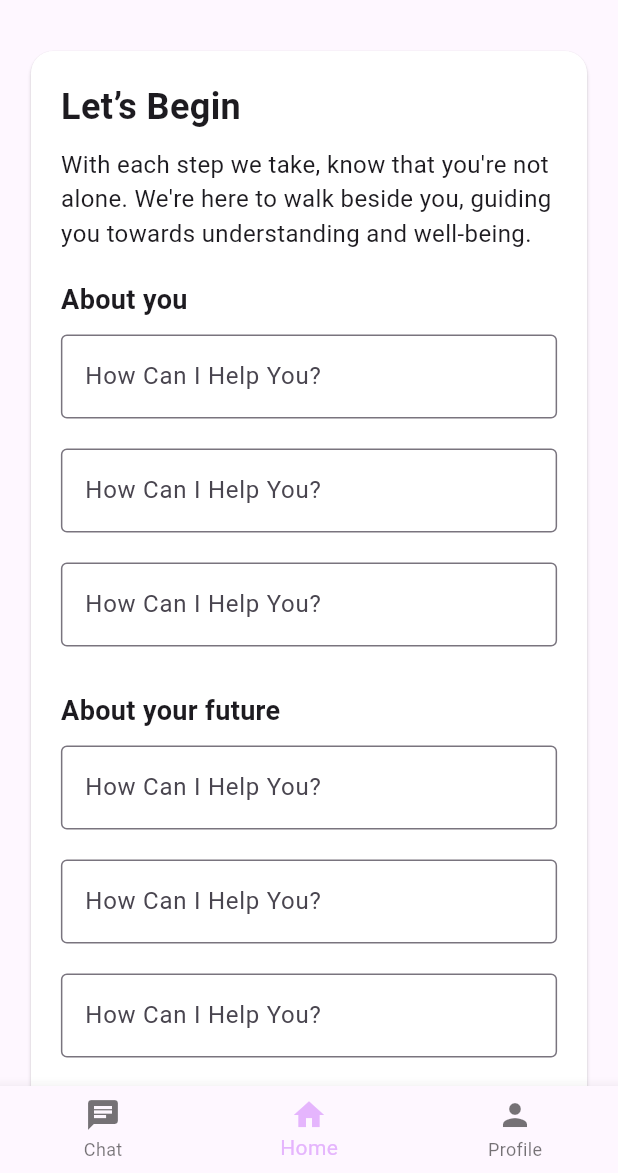
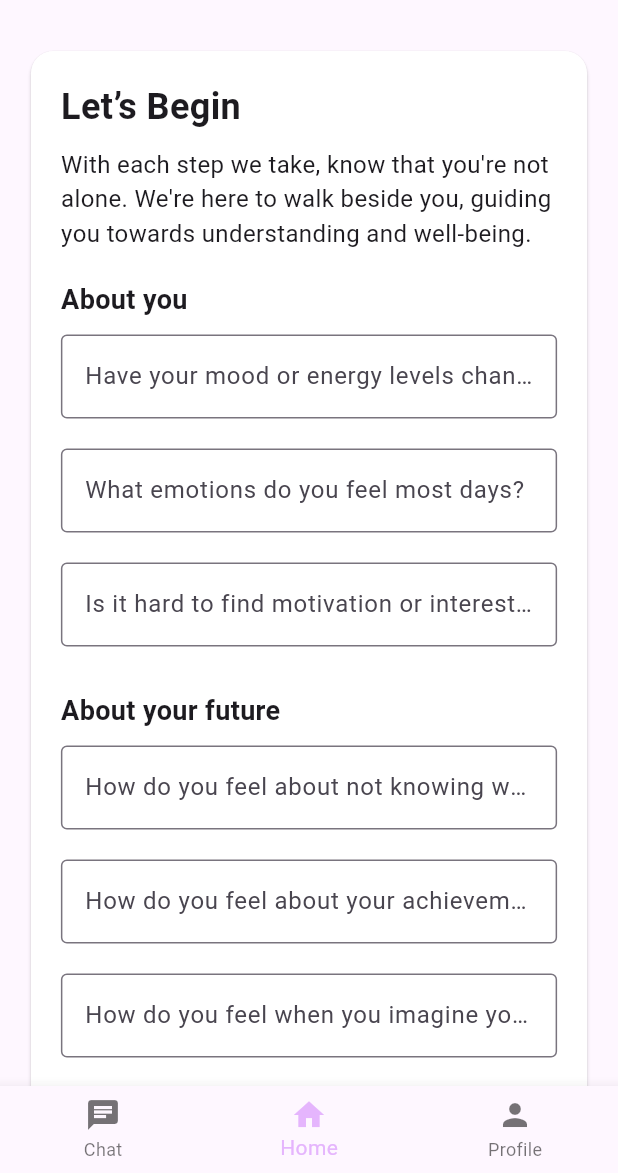
Before and after one commit to KarinaJoanna/living_without_shadows, a Flutter app: the QuestionnaireMain screen opened directly, on a phone screen of 412 x 824 dp, the part 63-1236 px from its top. Run offline on Flutter 3.47's test engine with Material 3 defaults, Android fonts, the phone set to English and light mode, and no system bars.

Commit message:
Update questionnaire_screen_main.dart

```diff
--- a/lib/screens/questionnaire_screen_main.dart
+++ b/lib/screens/questionnaire_screen_main.dart
@@ -86,22 +86,19 @@ class QuestionnaireMain extends StatelessWidget {
                         ),
                         SizedBox(height: 20),
                         _buildSectionTitle('About you'),
-                        _buildTextField('How Can I Help You?', _controllers[0]),
-                        _buildTextField('How Can I Help You?', _controllers[1]),
-                        _buildTextField('How Can I Help You?', _controllers[2]),
+                        _buildTextField('Have your mood or energy levels changed recently?', _controllers[0]),
+                        _buildTextField('What emotions do you feel most days?', _controllers[1]),
+                        _buildTextField('Is it hard to find motivation or interest in things you used to enjoy?', _controllers[2]),
                         SizedBox(height: 20),
                         _buildSectionTitle('About your future'),
-                        _buildTextField('How Can I Help You?', _controllers[3]),
-                        _buildTextField('How Can I Help You?', _controllers[4]),
-                        _buildTextField('How Can I Help You?', _controllers[5]),
-                        _buildTextField('How Can I Help You?', _controllers[6]),
-                        _buildTextField('How Can I Help You?', _controllers[7]),
+                        _buildTextField('How do you feel about not knowing what will happen in the future?', _controllers[3]),
+                        _buildTextField('How do you feel about your achievements and goals so far?', _controllers[4]),
+                        _buildTextField('How do you feel when you imagine your dreams for the future?', _controllers[5]),
                         SizedBox(height: 20),
                         _buildSectionTitle('About expectations'),
-                        _buildTextField('How Can I Help You?', _controllers[8]),
-                        _buildTextField('How Can I Help You?', _controllers[9]),
-                        _buildTextField('How Can I Help You?', _controllers[10]),
-                        _buildTextField('How Can I Help You?', _controllers[11]),
+                        _buildTextField('How do you feel about the pressure to be successful?', _controllers[6]),
+                        _buildTextField('How do you feel when you challenge stereotypes or prejudices?', _controllers[7]),
+                        _buildTextField('How do you feel when you do not meet your own expectations?', _controllers[8]),
                         SizedBox(height: 20),
                         Center(
                           child: ElevatedButton(
```
